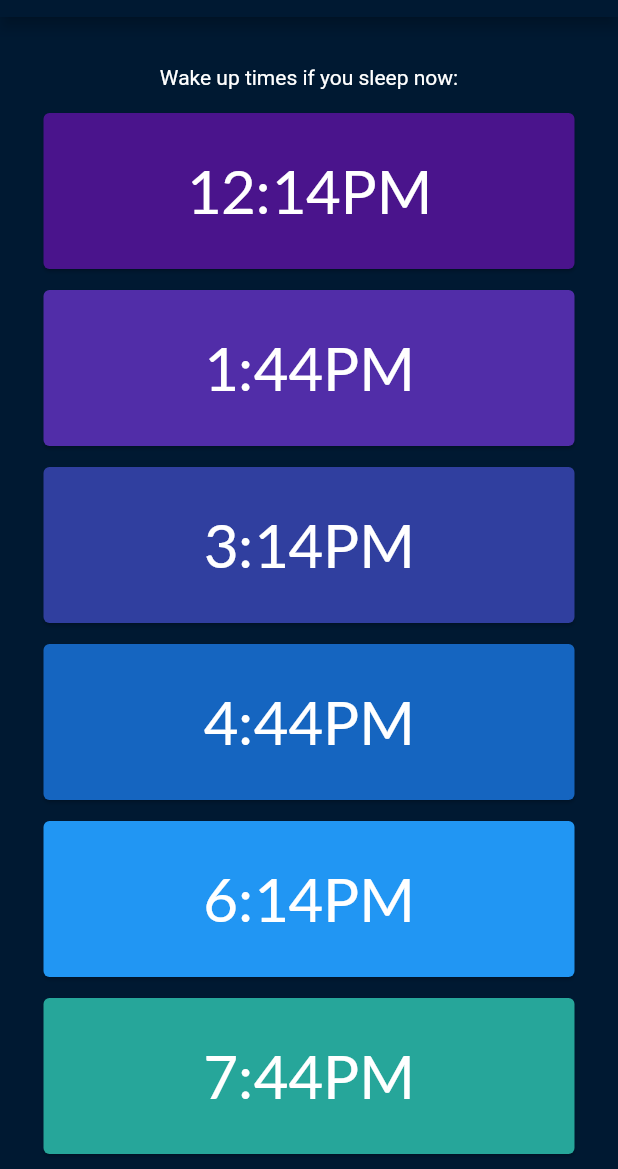
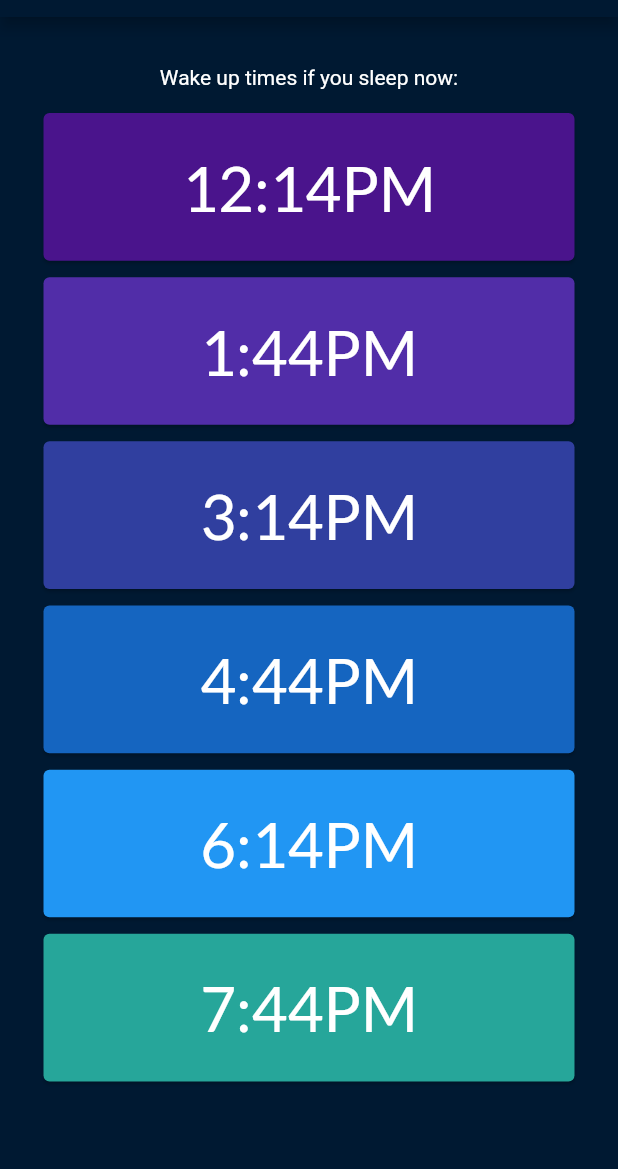
Before and after one commit to osamaaliarshad/SleepSlip, a Flutter app: the screen it shows after launch, on a phone screen of 412 x 824 dp, the part 67-1236 px from its top. Run offline on Flutter 3.47's test engine with Material 2 defaults, Android fonts, the phone set to English and light mode, and no system bars.

Commit message:
Made ui more responsive to different screen sizes

```diff
--- a/lib/app/repositories/get_alarm_time.dart
+++ b/lib/app/repositories/get_alarm_time.dart
@@ -3,7 +3,7 @@ import 'package:intl/intl.dart';
 class GetAlarmTime {
   DateTime _now = DateTime.now();
   //essentially, 1h:44m passed current time,
-  //-then 1h:30m passed each consecutive time.
+  //then 1h:30m passed each consecutive time.
 
   String getTime(int cycles) {
     if (cycles == 1) {
--- a/lib/app/ui/alarm_card.dart
+++ b/lib/app/ui/alarm_card.dart
@@ -1,6 +1,7 @@
 import 'package:flutter/material.dart';
 import 'package:flutter/cupertino.dart';
 import 'package:sleepslip/app/repositories/get_alarm_time.dart';
+import 'package:sleepslip/app/ui/dashboard.dart';
 
 class AlarmCard extends StatelessWidget {
   AlarmCard({@required this.color, @required this.time});
@@ -10,27 +11,28 @@ class AlarmCard extends StatelessWidget {
 
   @override
   Widget build(BuildContext context) {
+    double getHeight() => MediaQuery.of(context).size.height;
     return Column(
       children: [
         Padding(
           padding: const EdgeInsets.only(
             left: 5.0,
             right: 5.0,
-            bottom: 6.0,
+            bottom: 3.0,
           ),
           child: GestureDetector(
-            onTap: GetAlarmTime()
-                .refreshAlarms(), //TODO fix ontap too enable alarm
+            onTap:
+                GetAlarmTime().refreshAlarms(), //TODO fix ontap to enable alarm
             child: Card(
               color: color,
               child: Padding(
-                padding: const EdgeInsets.all(
-                    28), //TODO make scalable to phone screen size
+                padding: EdgeInsets.all(getHeight() * .03),
                 child: Row(
                   mainAxisAlignment: MainAxisAlignment.center,
                   children: [
                     Text(time,
-                        style: TextStyle(fontSize: 40, fontFamily: 'Lato'))
+                        style: TextStyle(
+                            fontSize: getHeight() * .05, fontFamily: 'Lato'))
                   ],
                 ),
               ),
```
